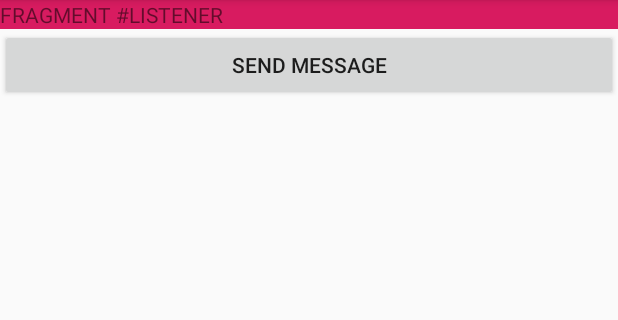
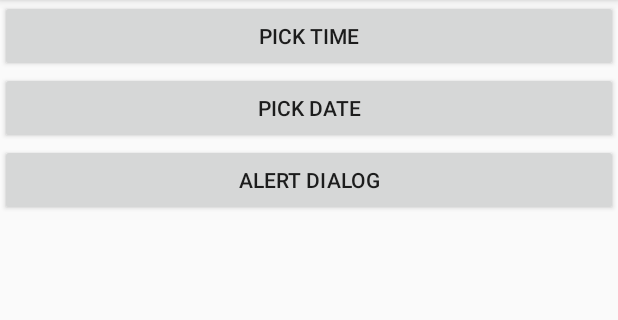
Before and after one commit to sergitrujillo/ItProjectAndroidExecises, an Android app: the screen it shows after launch (FragmentListenerActivity before the commit, DialogsActivity after it), on a phone screen of 412 x 824 dp, the part 84-404 px from its top. Run offline under Robolectric (Android 15) with nearby library versions, the phone set to English and light mode, and no system bars.

Commit message:
Exercise 11 - Dialogs

```diff
--- a/app/src/main/AndroidManifest.xml
+++ b/app/src/main/AndroidManifest.xml
@@ -11,7 +11,8 @@
         android:roundIcon="@mipmap/ic_launcher_round"
         android:supportsRtl="true"
         android:theme="@style/AppTheme">
-        <activity android:name=".fragments.FragmentComunicationActivity"/>
+        <activity android:name=".fragments.FragmentListenerActivity"></activity>
+        <activity android:name=".fragments.FragmentComunicationActivity" />
         <activity android:name=".fragments.DinamicFragmentsActivity" />
         <activity android:name=".fragments.FragmentsActivity" />
         <activity android:name=".MyAdapterActivity" />
@@ -23,7 +24,7 @@
         <activity android:name=".MessageObjActivity" />
         <activity android:name=".SendMessageActivity" />
         <activity android:name=".SendMessageObjActivity" />
-        <activity android:name=".fragments.FragmentListenerActivity">
+        <activity android:name=".dialogs.DialogsActivity">
             <intent-filter>
                 <action android:name="android.intent.action.MAIN" />
 
--- /dev/null
+++ b/app/src/main/res/layout/activity_dialogs.xml
@@ -0,0 +1,32 @@
+<?xml version="1.0" encoding="utf-8"?>
+<LinearLayout xmlns:android="http://schemas.android.com/apk/res/android"
+    xmlns:app="http://schemas.android.com/apk/res-auto"
+    xmlns:tools="http://schemas.android.com/tools"
+    android:layout_width="match_parent"
+    android:orientation="vertical"
+    android:layout_height="match_parent"
+    tools:context=".dialogs.DialogsActivity">
+
+    <Button
+        android:layout_width="match_parent"
+        android:layout_height="wrap_content"
+        android:text="Pick Time"
+        android:id="@+id/btTimePicker"
+        android:onClick="showTimePickerDialog"
+        />
+
+    <Button
+        android:layout_width="match_parent"
+        android:layout_height="wrap_content"
+        android:text="Pick Date"
+        android:id="@+id/btDatePicker"
+        android:onClick="showDatePickerDialog"
+        />
+    <Button
+        android:layout_width="match_parent"
+        android:layout_height="wrap_content"
+        android:text="Alert Dialog"
+        android:id="@+id/btAlertDialog"
+        android:onClick="showAlertDialog"
+        />
+</LinearLayout>
--- a/app/src/main/res/values/strings.xml
+++ b/app/src/main/res/values/strings.xml
@@ -47,4 +47,7 @@
 
     <!-- TODO: Remove or change this placeholder text -->
     <string name="hello_blank_fragment">Hello blank fragment</string>
+    <string name="alert_dialog_yes">YES</string>
+    <string name="alert_dialog_no">NO</string>
+    <string name="exit_query">Are you sure you want to exit?</string>
 </resources>
```
Also changed, not shown: app/src/main/java/cat/udl/itproject/itsampleapp/dialogs/AlertDialogFragment.java (added, +51 -0 lines), app/src/main/java/cat/udl/itproject/itsampleapp/dialogs/DatePickerDialog.java (added, +44 -0 lines), app/src/main/java/cat/udl/itproject/itsampleapp/dialogs/DialogsActivity.java (added, +64 -0 lines), app/src/main/java/cat/udl/itproject/itsampleapp/dialogs/TimePickerDialog.java (added, +45 -0 lines).
